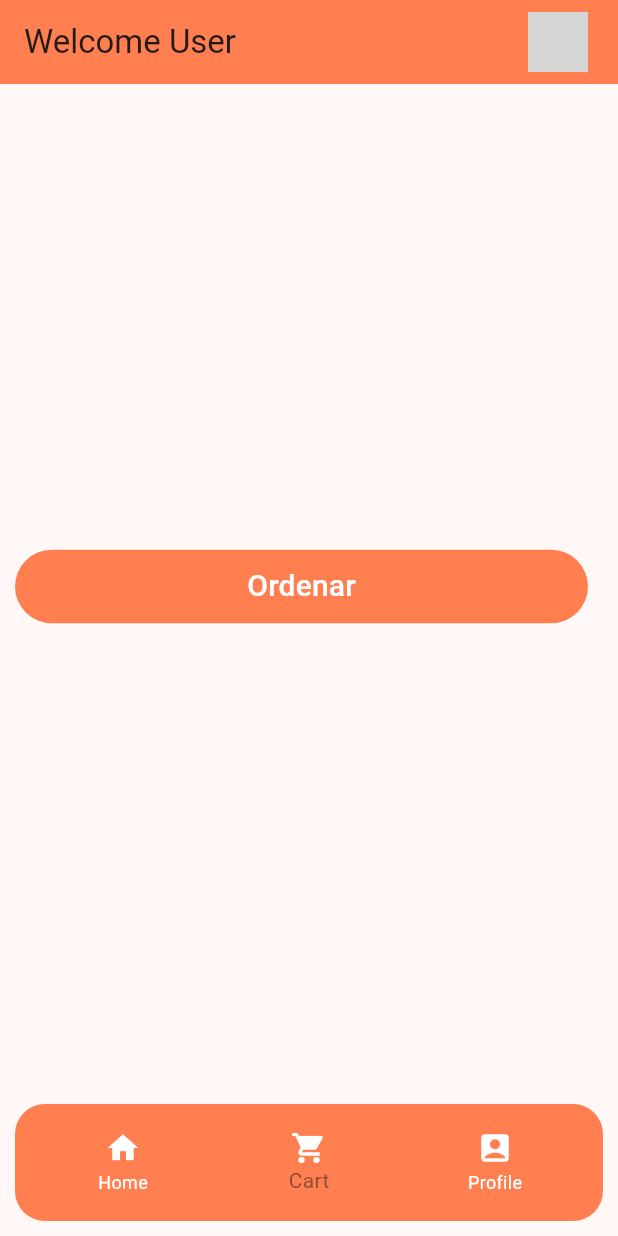
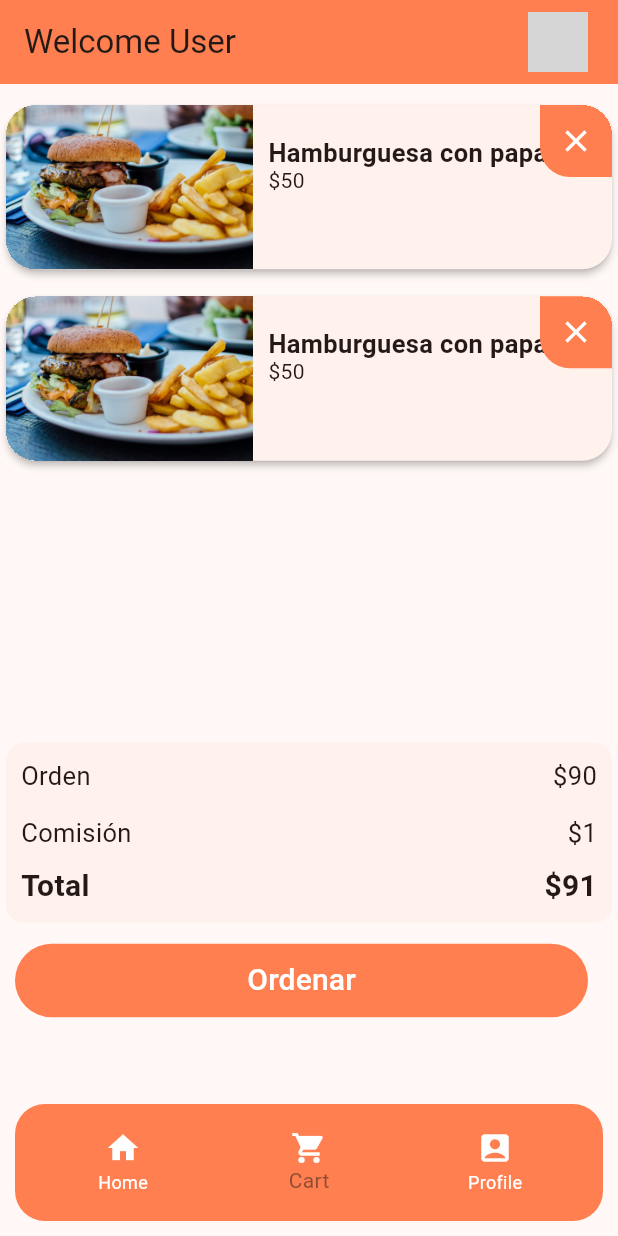
Before and after one commit to Alfred024/cafe_app_flutter, a Flutter app: the screen it shows after launch, item 2 of the bottom bar chosen, on a phone screen of 412 x 824 dp. Run offline on Flutter 3.47's test engine with Material 2 defaults, Android fonts, the phone set to English and light mode, and no system bars; our stand-ins replace go_router; network calls fail; grey boxes are pictures that could not be loaded.

Commit message:
Items demo on ShoppingCart screen

```diff
--- a/lib/screens/shopping_cart/shopping_cart_page.dart
+++ b/lib/screens/shopping_cart/shopping_cart_page.dart
@@ -6,7 +6,24 @@ class ShoppingCart extends StatelessWidget {
   @override
   Widget build(BuildContext context) {
     return const Center(
-      child: Stack(children: [OrderButton()]),
+      child: Column(children: [
+        SizedBox(
+          height: 10,
+        ),
+        CartItem2(),
+        SizedBox(
+          height: 10,
+        ),
+        CartItem2(),
+        SizedBox(
+          height: 180,
+        ),
+        OrderInfo(),
+        SizedBox(
+          height: 10,
+        ),
+        OrderButton(),
+      ]),
     );
   }
 
```
